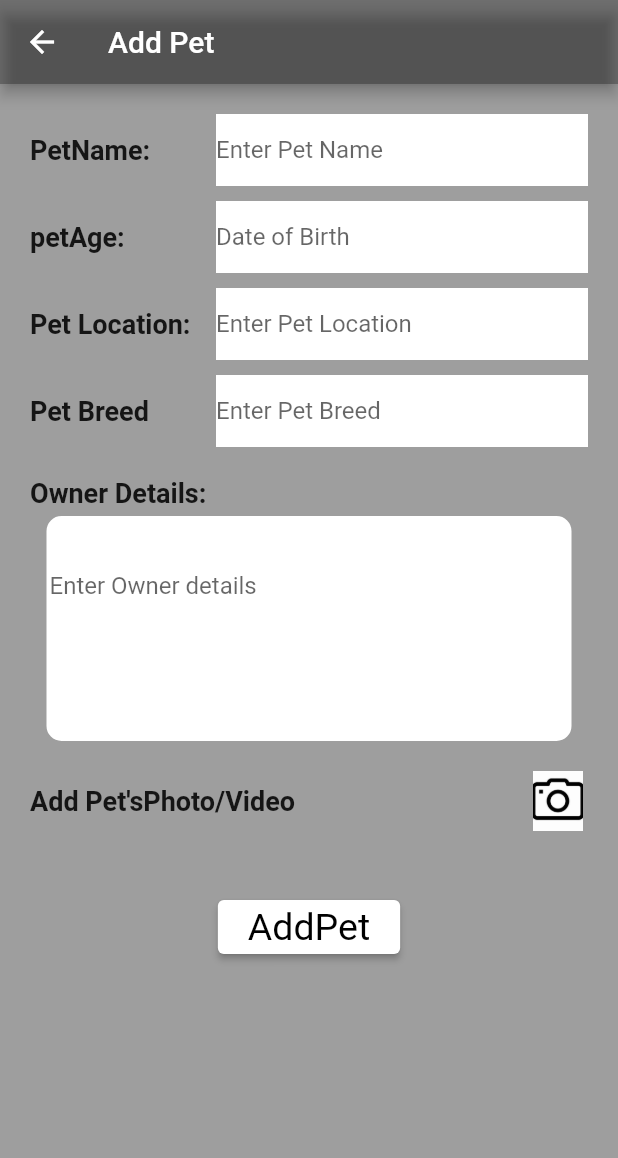
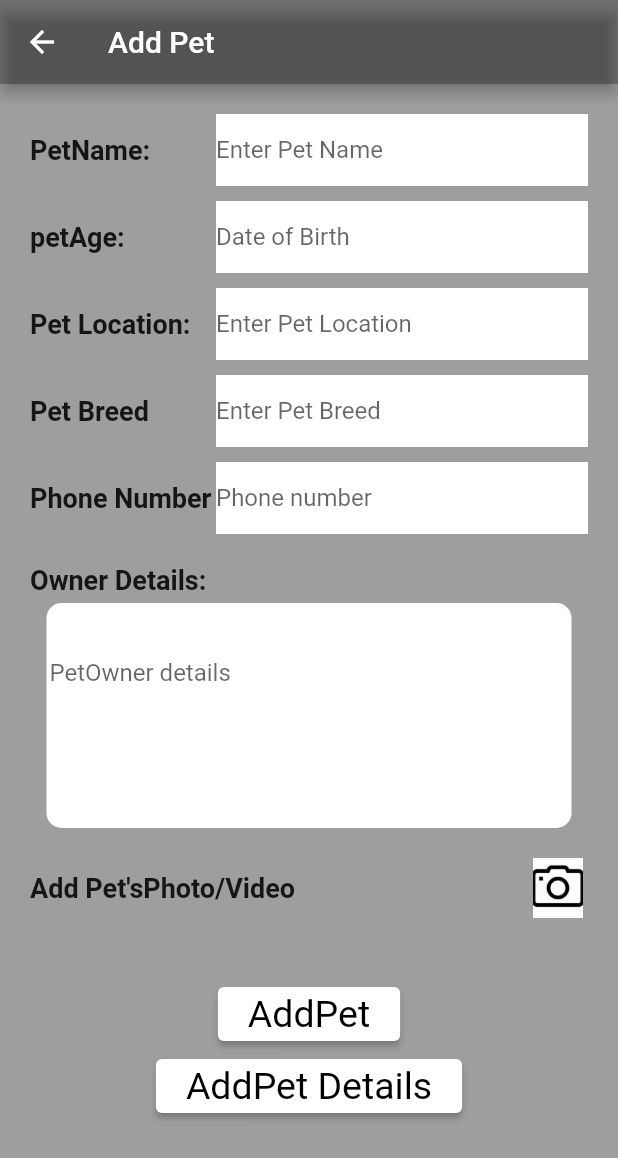
Before and after one commit to vishnuvarthann/infostretchpoc, a Flutter app: the addpet screen opened by its route, on a phone screen of 412 x 824 dp. Shown: the top 1158 px of the screen. Run offline on Flutter 3.47's test engine with Material 2 defaults, Android fonts, the phone set to English and light mode, and no system bars; our stand-ins replace bloc, cached_network_image, carousel_slider, cloud_firestore, connectivity_plus, equatable and 11 more; missing offline and left inert: flutter_phone_direct_caller; accounts and stored records are empty.

Commit message:
ADD PED flow completed

```diff
--- a/lib/EnvUrl/env.dart
+++ b/lib/EnvUrl/env.dart
@@ -3,7 +3,6 @@ class EnvironmentConstant {
   static String BASE_URL =
       'https://dl.dropboxusercontent.com/s/2iodh4vg0eortkl/facts.json';
   static String Base_url =
-      "https://newsapi.org/v2/everything?q=tesla&from=2022-02-19&sortBy=publishedAt&apiKey=ca70dd99175b42c887f6677627e33f27";
-
+      "https://newsapi.org/v2/everything?q=tesla&from=2022-02-20&sortBy=publishedAt&apiKey=ca70dd99175b42c887f6677627e33f27";
   static String headline = "HEADLINES";
 }
--- a/lib/Utility/constants.dart
+++ b/lib/Utility/constants.dart
@@ -27,6 +27,7 @@ class HOME {
   static String send = "Send";
   static String addPetImage = "Add Pet'sPhoto/Video";
   static String addPet = "AddPet";
+  static String addPetDetails = "AddPet Details";
 }
 
 class NavigationDrawerhint {
@@ -60,6 +61,7 @@ class LoginString {
   static String petDob = "petAge:";
   static String PetLocation = "Pet Location:";
   static String petBreed = "Pet Breed";
+  static String petNo = "Phone Number";
   static String ownerContact = "PedID:";
   static String ownerDetails = "Owner Details:";
   static String album = "Album";
--- a/lib/bloc_cubit/bloccubit_cubit.dart
+++ b/lib/bloc_cubit/bloccubit_cubit.dart
@@ -1,7 +1,6 @@
 import 'package:flutter_bloc/flutter_bloc.dart';
 import 'package:petfitproject/bloc_cubit/bloccubit_state.dart';
 import 'package:petfitproject/bloc_cubit/blocrepositoryImpl.dart';
-import 'package:petfitproject/pojoClass/CountriesResponse.dart';
 import 'package:petfitproject/pojoClass/newsApi.dart';
 
 class TodocubitCubit extends Cubit<TodocubitState> {
--- a/lib/bloc_cubit/bloccubit_state.dart
+++ b/lib/bloc_cubit/bloccubit_state.dart
@@ -1,7 +1,6 @@
 // ignore: file_names
 
 import 'package:equatable/equatable.dart';
-import 'package:petfitproject/pojoClass/CountriesResponse.dart';
 import 'package:petfitproject/pojoClass/newsApi.dart';
 
 abstract class TodocubitState extends Equatable {
--- a/lib/bloc_cubit/blocrepositoryImpl.dart
+++ b/lib/bloc_cubit/blocrepositoryImpl.dart
@@ -1,5 +1,4 @@
 import 'package:petfitproject/bloc_cubit/service.dart';
-import 'package:petfitproject/pojoClass/CountriesResponse.dart';
 import 'package:petfitproject/pojoClass/newsApi.dart';
 
 class TodoRepositoryImpl implements TodoRepository {
--- a/lib/dartclass/addpet.dart
+++ b/lib/dartclass/addpet.dart
@@ -1,8 +1,10 @@
 // ignore_for_file: camel_case_types
 
+import 'package:cloud_firestore/cloud_firestore.dart';
 import 'package:flutter/material.dart';
 
 import 'package:petfitproject/Utility/constants.dart';
+import 'package:petfitproject/commonclass/appstyle.dart';
 import 'package:petfitproject/dartclass/ImageLoader.dart';
 
 class addpet extends StatefulWidget {
@@ -14,10 +16,12 @@ class addpet extends StatefulWidget {
 
 class _addpetState extends State<addpet> {
   TextEditingController textarea = TextEditingController();
-  final _myController1 = TextEditingController(text: '');
-  final _myController2 = TextEditingController(text: '');
-  final _myController3 = TextEditingController(text: '');
-  final _myController4 = TextEditingController(text: '');
+  final _myController1Petname = TextEditingController(text: '');
+  final _myControllerPetAge = TextEditingController(text: '');
+  final _myControllerpetloc = TextEditingController(text: '');
+  final _myControllerpetBreed = TextEditingController(text: '');
+  final _myControllerpetNumber = TextEditingController(text: '');
+  final _myControllerpetowner = TextEditingController(text: '');
   @override
   Widget build(BuildContext context) {
     final ButtonStyle style = ButtonStyle(
@@ -66,7 +70,7 @@ class _addpetState extends State<addpet> {
                   alignment: Alignment.centerLeft,
                   child: TextFormField(
                     key: const Key('PetName'),
-                    controller: _myController1,
+                    controller: _myController1Petname,
                     decoration: const InputDecoration(
                       border: InputBorder.none,
                       hintText: 'Enter Pet Name',
@@ -94,7 +98,7 @@ class _addpetState extends State<addpet> {
                   alignment: Alignment.centerLeft,
                   child: TextFormField(
                     key: const Key('Pet DOB'),
-                    controller: _myController2,
+                    controller: _myControllerPetAge,
                     decoration: const InputDecoration(
                       border: InputBorder.none,
                       hintText: 'Date of Birth',
@@ -122,7 +126,7 @@ class _addpetState extends State<addpet> {
                   color: Colors.white,
                   child: TextFormField(
                     key: const Key('PetLocation'),
-                    controller: _myController3,
+                    controller: _myControllerpetloc,
                     decoration: const InputDecoration(
                       border: InputBorder.none,
                       hintText: 'Enter Pet Location',
@@ -150,10 +154,38 @@ class _addpetState extends State<addpet> {
                   color: Colors.white,
                   child: TextFormField(
                     key: const Key('PetBreed'),
-                    controller: _myController4,
+                    controller: _myControllerpetBreed,
                     decoration: const InputDecoration(
                       border: InputBorder.none,
                       hintText: 'Enter Pet Breed',
+                    ),
+                  ),
+                ),
+              )
+            ]),
+            const SizedBox(height: 10),
+            Row(children: [
+              Flexible(
+                flex: 1,
+                child: Container(
+                    alignment: Alignment.centerLeft,
+                    child: Text(LoginString.petNo,
+                        style: const TextStyle(
+                          fontWeight: FontWeight.bold,
+                          fontSize: 18.0,
+                        ))),
+              ),
+              Flexible(
+                flex: 2,
+                child: Container(
+                  alignment: Alignment.centerLeft,
+                  color: Colors.white,
+                  child: TextFormField(
+                    key: const Key('PhoneNumber'),
+                    controller: _myControllerpetNumber,
+                    decoration: const InputDecoration(
+                      border: InputBorder.none,
+                      hintText: 'Phone number',
                     ),
                   ),
                 ),
@@ -188,12 +220,12 @@ class _addpetState extends State<addpet> {
                 ),
                 child: Center(
                   child: TextField(
-                    controller: textarea,
+                    controller: _myControllerpetowner,
                     keyboardType: TextInputType.multiline,
                     maxLines: 4,
                     decoration: const InputDecoration(
                       border: InputBorder.none,
-                      hintText: 'Enter Owner details',
+                      hintText: 'PetOwner details',
                     ),
                   ),
                 )),
@@ -239,6 +271,28 @@ class _addpetState extends State<addpet> {
                 ),
               ),
             ]),
+            Row(children: [
+              Flexible(
+                flex: 1,
+                child: Container(
+                  alignment: Alignment.center,
+                  child: ElevatedButton(
+                    style: style,
+                    onPressed: () {
+                      _petdetailsAdded(
+                          context,
+                          _myControllerpetowner.text,
+                          _myController1Petname.text,
+                          _myControllerPetAge.text,
+                          _myControllerpetloc.text,
+                          _myControllerpetBreed.text,
+                          _myControllerpetNumber.text);
+                    },
+                    child: Text(HOME.addPetDetails),
+                  ),
+                ),
+              ),
+            ]),
           ]),
         )));
   }
@@ -249,4 +303,36 @@ class _addpetState extends State<addpet> {
       MaterialPageRoute(builder: (context) => const ImageLoader()),
     );
   }
+
+  Future<void> _petdetailsAdded(
+      BuildContext context,
+      String textN,
+      String textG,
+      String textL,
+      String textB,
+      String textP,
+      String textowner) async {
+    FirebaseFirestore.instance.collection('petdetails').doc().set({
+      'petname': textN,
+      'petlocation': textL,
+      'petid': "234",
+      'petbreed': textB,
+      'petage': textG,
+      'image':
+          "https://i.postimg.cc/Vvf8wsKj/png-puppy-dog-dog-image-result-for-puppy-dog-png-500.png",
+      'Address': textowner,
+    }, SetOptions(merge: true));
+    showAlertDialog(context);
+  }
 }
+
+showAlertDialog(BuildContext context) {
+  // set up the button
+  Widget okButton = TextButton(
+    child: const Text(
+      "OK",
+      style: Styles.headerStyles,
+    ),
+    onPressed: () {},
+  );
+}
--- a/lib/main.dart
+++ b/lib/main.dart
@@ -4,7 +4,6 @@ import 'package:firebase_core/firebase_core.dart';
 import 'package:flutter/material.dart';
 import 'package:petfitproject/bloc_cubit/bloc_base.dart';
 import 'package:petfitproject/bloc_cubit/bloc_observer.dart';
-import 'package:petfitproject/bloc_cubit/newsheaderview.dart';
 import 'package:petfitproject/commonclass/routes.dart';
 import 'package:petfitproject/dartclass/GridHeader.dart';
 import 'package:petfitproject/dartclass/ImageLoader.dart';
@@ -87,7 +86,7 @@ class _SplashScreenState extends State<SplashScreen> {
     return Scaffold(
       backgroundColor: Colors.yellow,
       body: Center(
-        child: Image.asset('assets/images/splashImages.png'),
+        child: Image.asset('assets/images/petfitlogo.png'),
       ),
     );
   }
--- a/lib/ui/global.dart
+++ b/lib/ui/global.dart
@@ -57,17 +57,16 @@ List<DoctorInfo> doctorInfo = [
   ),
 ];
 
-
 List<OnBoardingInstructions> onBoardingInstructions = [
   OnBoardingInstructions(
     "assets/images/onboarding2.png",
     "Call a doctor to visit you",
-    "Let them fall into the great ones, which they are most worthy of?",
+    "Please fix the Appointment to meet with Doctor?",
   ),
   OnBoardingInstructions(
     "assets/images/onboarding3.png",
     "Call a doctor to visit you",
-    "Let them fall into the great ones, which they are most worthy of?",
+    "Please fix the Appointment to meet with Doctor?",
   ),
 ];
 
```
Also changed, not shown: assets/images/petfitlogo.png (added).
